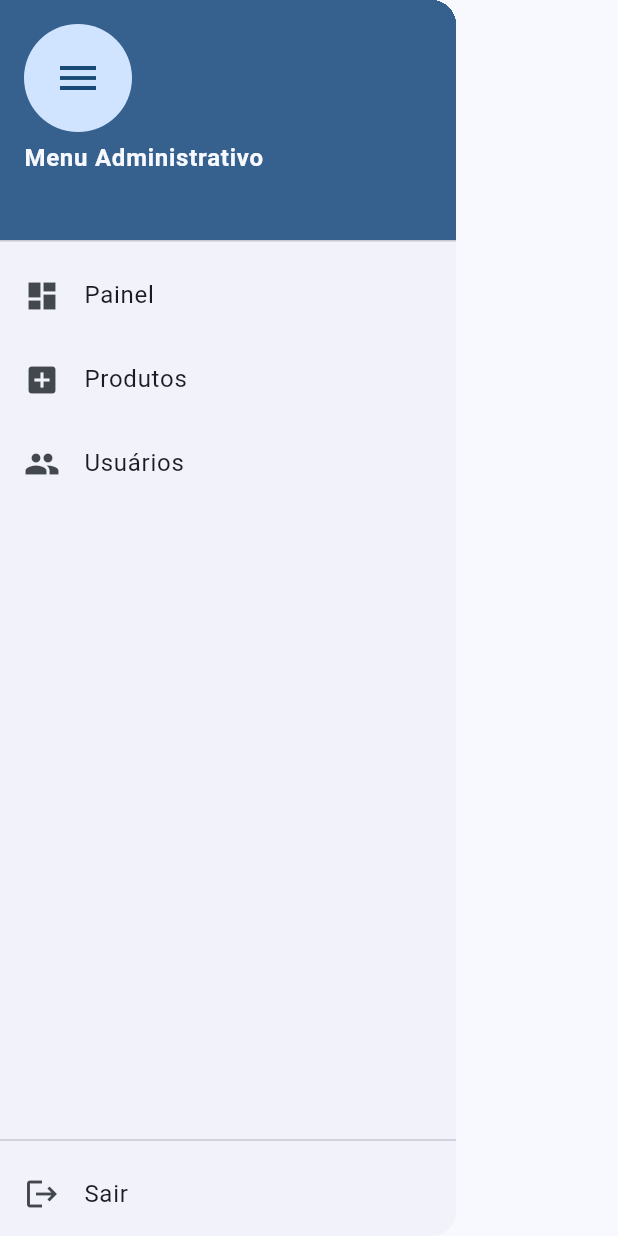
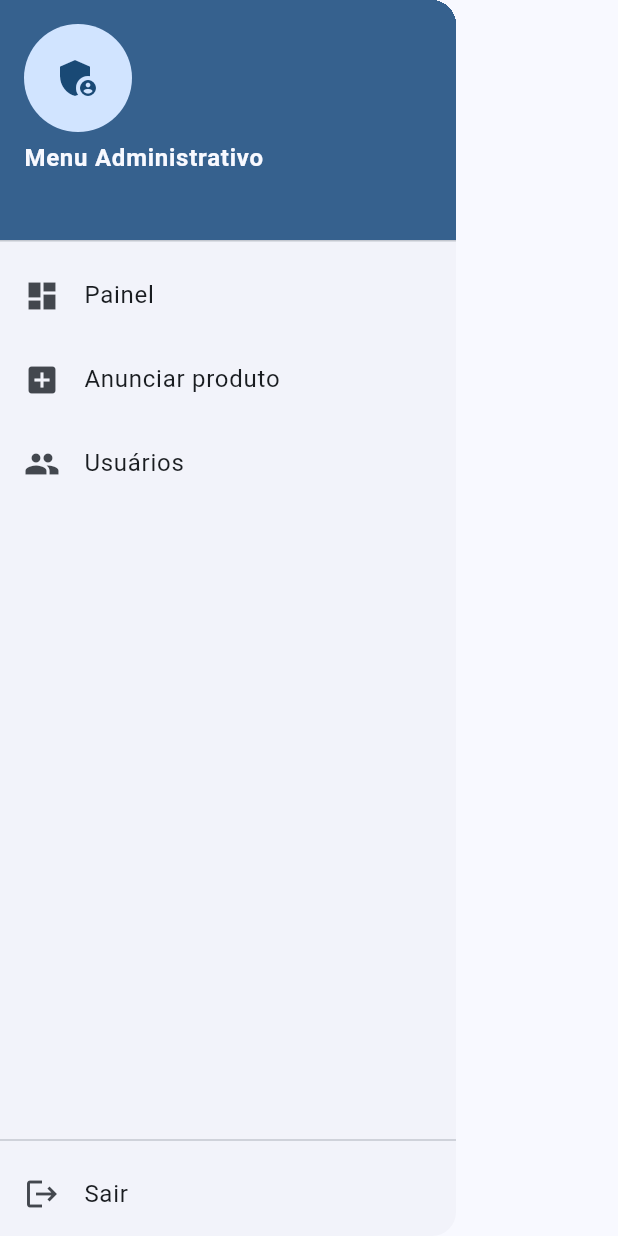
Before and after one commit to edu141415/flutter-loja-oliveira-de-carvalho, a Flutter app: the AdminDrawer widget shown alone on an empty page, opened directly, on a phone screen of 412 x 824 dp. Run offline on Flutter 3.47's test engine with Material 3 defaults, Android fonts, the phone set to English and light mode, and no system bars; our stand-ins replace mask_text_input_formatter, share_plus, supabase_flutter; accounts and stored records are empty; network calls fail.

```diff
--- a/lib/widgets/admin_drawer.dart
+++ b/lib/widgets/admin_drawer.dart
@@ -22,7 +22,7 @@ class AdminDrawer extends StatelessWidget {
             ),
             accountEmail: Text(user?.email ?? ''),
             currentAccountPicture: const CircleAvatar(
-              child: Icon(Icons.menu, size: 32),
+              child: Icon(Icons.admin_panel_settings, size: 32),
             ),
           ),
 
@@ -39,7 +39,7 @@ class AdminDrawer extends StatelessWidget {
 
           ListTile(
             leading: const Icon(Icons.add_box),
-            title: const Text('Produtos'),
+            title: const Text('Anunciar produto'),
             onTap: () {
               Navigator.pushReplacement(
                 context,
@@ -60,6 +60,7 @@ class AdminDrawer extends StatelessWidget {
           ),
 
           const Spacer(),
+
           const Divider(),
 
           ListTile(
@@ -67,9 +68,7 @@ class AdminDrawer extends StatelessWidget {
             title: const Text('Sair'),
             onTap: () async {
               await Supabase.instance.client.auth.signOut();
-              if (context.mounted) {
-                Navigator.pop(context);
-              }
+              if (context.mounted) Navigator.pop(context);
             },
           ),
         ],
```
Also changed, not shown: lib/pages/home_com_usuario.dart (+9 -10 lines), 2 other files.
